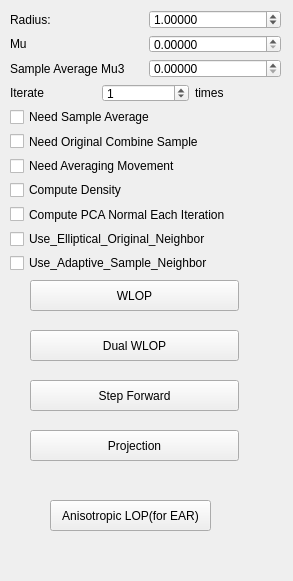
First picture: the form in point-cloud-2015/UI/para_wlop.ui, repository sunwaylive/Point-Cloud-Processing-2015, before the edit.
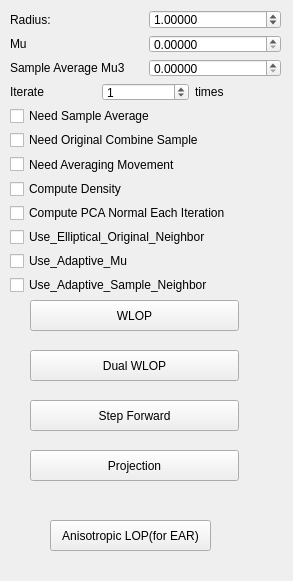
Second picture: the form after the edit.

What changed in the file:
```diff
--- a/point-cloud-2015/UI/para_wlop.ui
+++ b/point-cloud-2015/UI/para_wlop.ui
@@ -19,7 +19,7 @@
      <x>10</x>
      <y>10</y>
      <width>271</width>
-     <height>262</height>
+     <height>284</height>
     </rect>
    </property>
    <layout class="QVBoxLayout" name="verticalLayout">
@@ -165,6 +165,13 @@
       </property>
      </widget>
     </item>
+    <item>
+     <widget class="QCheckBox" name="Use_Adaptive_Mu">
+      <property name="text">
+       <string>Use_Adaptive_Mu</string>
+      </property>
+     </widget>
+    </item>
     <item>
      <widget class="QCheckBox" name="Use_KNN_Sample_Neighbor">
       <property name="text">
@@ -178,7 +185,7 @@
    <property name="geometry">
     <rect>
      <x>50</x>
-     <y>500</y>
+     <y>520</y>
      <width>161</width>
      <height>31</height>
     </rect>
@@ -191,7 +198,7 @@
    <property name="geometry">
     <rect>
      <x>30</x>
-     <y>280</y>
+     <y>300</y>
      <width>209</width>
      <height>31</height>
     </rect>
@@ -204,7 +211,7 @@
    <property name="geometry">
     <rect>
      <x>30</x>
-     <y>330</y>
+     <y>350</y>
      <width>209</width>
      <height>31</height>
     </rect>
@@ -217,7 +224,7 @@
    <property name="geometry">
     <rect>
      <x>30</x>
-     <y>380</y>
+     <y>400</y>
      <width>209</width>
      <height>31</height>
     </rect>
@@ -230,7 +237,7 @@
    <property name="geometry">
     <rect>
      <x>30</x>
-     <y>430</y>
+     <y>450</y>
      <width>209</width>
      <height>31</height>
     </rect>
```
